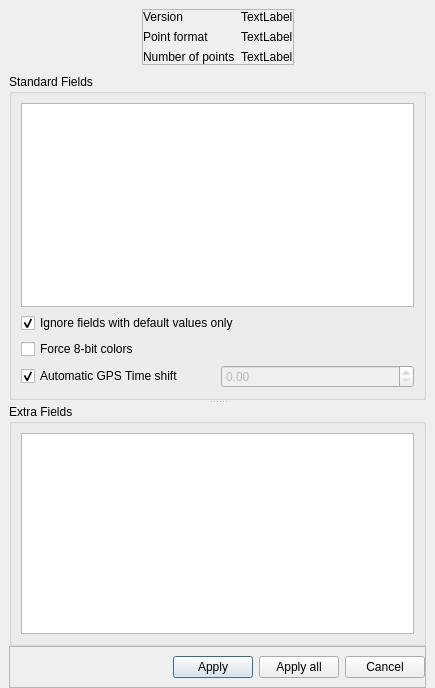
CloudCompare/CloudCompare, file plugins/core/IO/qLASIO/ui/lasopendialog.ui: the form before one commit.
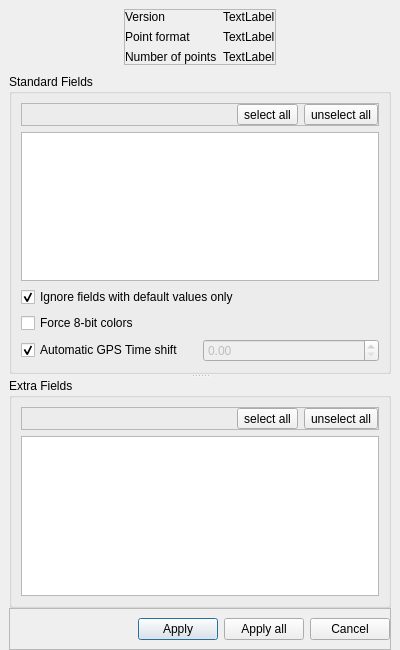
The form after the commit.

The edit to the form file:
```diff
--- a/plugins/core/IO/qLASIO/ui/lasopendialog.ui
+++ b/plugins/core/IO/qLASIO/ui/lasopendialog.ui
@@ -6,8 +6,8 @@
    <rect>
     <x>0</x>
     <y>0</y>
-    <width>435</width>
-    <height>688</height>
+    <width>400</width>
+    <height>650</height>
    </rect>
   </property>
   <property name="windowTitle">
@@ -181,10 +181,73 @@
             <enum>Qt::Vertical</enum>
            </property>
            <widget class="QGroupBox" name="scalarFieldFrame">
+            <property name="sizePolicy">
+             <sizepolicy hsizetype="Preferred" vsizetype="Expanding">
+              <horstretch>0</horstretch>
+              <verstretch>0</verstretch>
+             </sizepolicy>
+            </property>
             <property name="title">
              <string>Standard Fields</string>
             </property>
             <layout class="QVBoxLayout" name="verticalLayout_2">
+             <item>
+              <widget class="QFrame" name="selectAllFrame">
+               <property name="sizePolicy">
+                <sizepolicy hsizetype="Preferred" vsizetype="Maximum">
+                 <horstretch>0</horstretch>
+                 <verstretch>0</verstretch>
+                </sizepolicy>
+               </property>
+               <property name="frameShape">
+                <enum>QFrame::StyledPanel</enum>
+               </property>
+               <property name="frameShadow">
+                <enum>QFrame::Raised</enum>
+               </property>
+               <layout class="QHBoxLayout" name="horizontalLayout_2">
+                <property name="leftMargin">
+                 <number>0</number>
+                </property>
+                <property name="topMargin">
+                 <number>0</number>
+                </property>
+                <property name="rightMargin">
+                 <number>0</number>
+                </property>
+                <property name="bottomMargin">
+                 <number>0</number>
+                </property>
+                <item>
+                 <spacer name="horizontalSpacer_3">
+                  <property name="orientation">
+                   <enum>Qt::Horizontal</enum>
+                  </property>
+                  <property name="sizeHint" stdset="0">
+                   <size>
+                    <width>225</width>
+                    <height>20</height>
+                   </size>
+                  </property>
+                 </spacer>
+                </item>
+                <item>
+                 <widget class="QToolButton" name="selectAllToolButton">
+                  <property name="text">
+                   <string>select all</string>
+                  </property>
+                 </widget>
+                </item>
+                <item>
+                 <widget class="QToolButton" name="unselectAllToolButton">
+                  <property name="text">
+                   <string>unselect all</string>
+                  </property>
+                 </widget>
+                </item>
+               </layout>
+              </widget>
+             </item>
              <item>
               <widget class="QListWidget" name="availableScalarFields"/>
              </item>
@@ -236,6 +299,63 @@
              <string>Extra Fields</string>
             </property>
             <layout class="QVBoxLayout" name="verticalLayout_4">
+             <item>
+              <widget class="QFrame" name="selectAllESFFrame">
+               <property name="sizePolicy">
+                <sizepolicy hsizetype="Preferred" vsizetype="Maximum">
+                 <horstretch>0</horstretch>
+                 <verstretch>0</verstretch>
+                </sizepolicy>
+               </property>
+               <property name="frameShape">
+                <enum>QFrame::StyledPanel</enum>
+               </property>
+               <property name="frameShadow">
+                <enum>QFrame::Raised</enum>
+               </property>
+               <layout class="QHBoxLayout" name="horizontalLayout_3">
+                <property name="leftMargin">
+                 <number>0</number>
+                </property>
+                <property name="topMargin">
+                 <number>0</number>
+                </property>
+                <property name="rightMargin">
+                 <number>0</number>
+                </property>
+                <property name="bottomMargin">
+                 <number>0</number>
+                </property>
+                <item>
+                 <spacer name="horizontalSpacer_4">
+                  <property name="orientation">
+                   <enum>Qt::Horizontal</enum>
+                  </property>
+                  <property name="sizeHint" stdset="0">
+                   <size>
+                    <width>260</width>
+                    <height>20</height>
+                   </size>
+                  </property>
+                 </spacer>
+                </item>
+                <item>
+                 <widget class="QToolButton" name="selectAllESFToolButton">
+                  <property name="text">
+                   <string>select all</string>
+                  </property>
+                 </widget>
+                </item>
+                <item>
+                 <widget class="QToolButton" name="unselectAllESFToolButton">
+                  <property name="text">
+                   <string>unselect all</string>
+                  </property>
+                 </widget>
+                </item>
+               </layout>
+              </widget>
+             </item>
              <item>
               <widget class="QListWidget" name="availableExtraScalarFields"/>
              </item>
```
